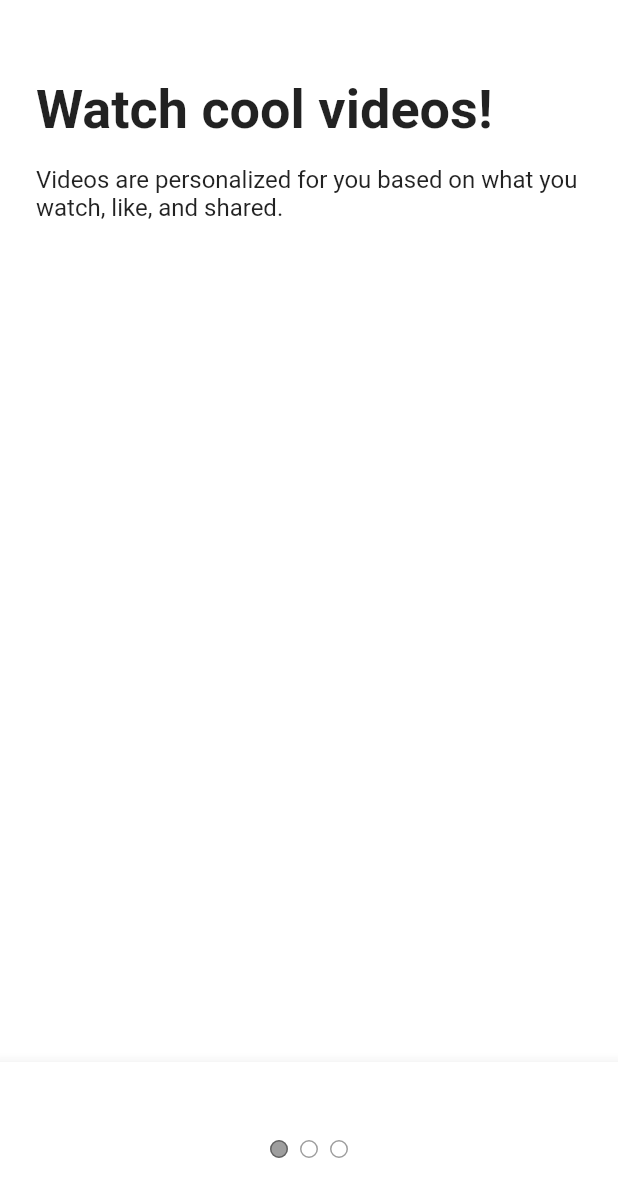
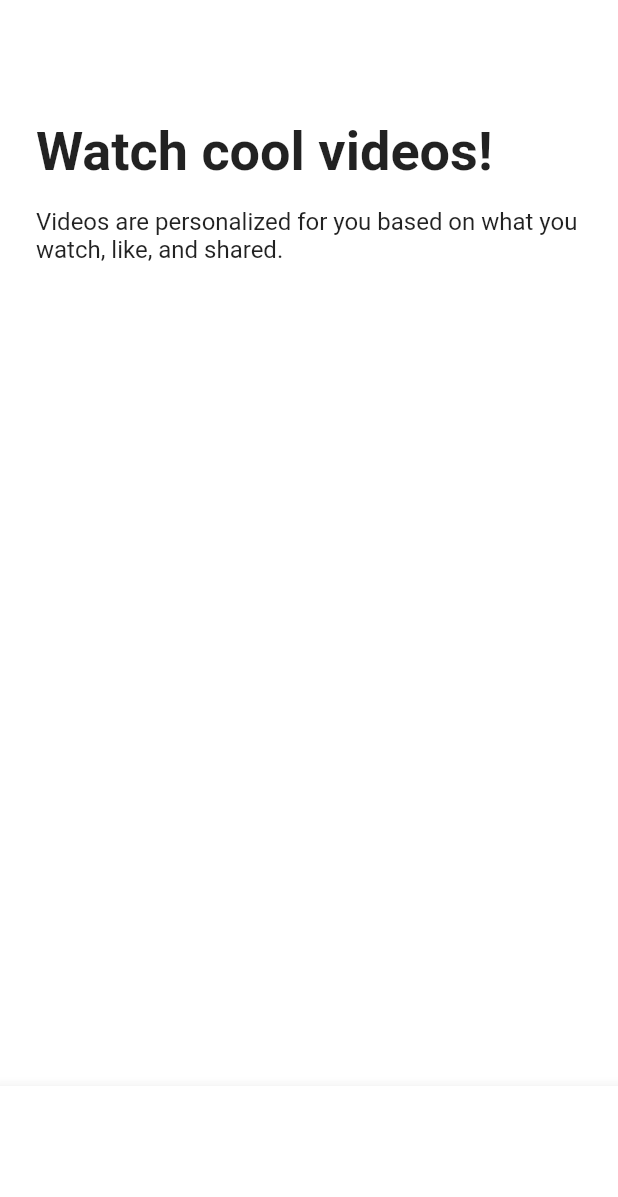
Before and after one commit to irismake/tikNtok, a Flutter app: the TutorialScreen screen opened directly, on a phone screen of 412 x 824 dp. Shown: the top 1197 px of the screen. Run offline on Flutter 3.47's test engine with Material 2 defaults, Android fonts, the phone set to English and light mode, and no system bars; our stand-ins replace font_awesome_flutter.

Commit message:
Refactor : Develop tutorial_screen UI
using AnimatedCrossFade

```diff
--- a/lib/features/onbording/tutorial_screen.dart
+++ b/lib/features/onbording/tutorial_screen.dart
@@ -1,9 +1,14 @@
+import 'package:flutter/cupertino.dart';
 import 'package:flutter/material.dart';
 import 'package:flutter/src/widgets/container.dart';
 import 'package:flutter/src/widgets/framework.dart';
 
 import '../../constants/gaps.dart';
 import '../../constants/sizes.dart';
+
+enum Direction { right, left }
+
+enum Page { first, second }
 
 class TutorialScreen extends StatefulWidget {
   const TutorialScreen({super.key});
@@ -13,22 +18,49 @@
 }
 
 class _TutorialScreenState extends State<TutorialScreen> {
+  Direction _direction = Direction.right;
+  Page _showingPage = Page.first;
+
+  void _onPanUpdate(DragUpdateDetails details) {
+    if (details.delta.dx > 0) {
+      setState(() {
+        _direction = Direction.right;
+      });
+      // to the right
+    } else {
+      setState(() {
+        _direction = Direction.left;
+      });
+      // to the left
+    }
+  }
+
+  void _onPanEnd(DragEndDetails) {
+    if (_direction == Direction.left) {
+      setState(() {
+        _showingPage = Page.second;
+      });
+    } else {
+      setState(() {
+        _showingPage = Page.first;
+      });
+    }
+  }
+
   @override
   Widget build(BuildContext context) {
-    return DefaultTabController(
-      length: 3,
+    return GestureDetector(
+      onPanUpdate: _onPanUpdate,
+      onPanEnd: _onPanEnd,
       child: Scaffold(
-        body: SafeArea(
-          child: TabBarView(
-            children: [
-              Padding(
-                padding: EdgeInsets.symmetric(
-                  horizontal: Sizes.size24,
-                ),
-                child: Column(
+        body: Padding(
+          padding: const EdgeInsets.symmetric(horizontal: Sizes.size24),
+          child: SafeArea(
+            child: AnimatedCrossFade(
+              firstChild: Column(
                 crossAxisAlignment: CrossAxisAlignment.start,
                 children: const [
-                    Gaps.v52,
+                  Gaps.v80,
                   Text(
                     "Watch cool videos!",
                     style: TextStyle(
@@ -45,15 +77,10 @@
                   ),
                 ],
               ),
-              ),
-              Padding(
-                padding: EdgeInsets.symmetric(
-                  horizontal: Sizes.size24,
-                ),
-                child: Column(
+              secondChild: Column(
                 crossAxisAlignment: CrossAxisAlignment.start,
                 children: const [
-                    Gaps.v52,
+                  Gaps.v80,
                   Text(
                     "Follow the rules!",
                     style: TextStyle(
@@ -70,49 +97,28 @@
                   ),
                 ],
               ),
+              crossFadeState: _showingPage == Page.first
+                  ? CrossFadeState.showFirst
+                  : CrossFadeState.showSecond,
+              duration: const Duration(milliseconds: 300),
             ),
-              Padding(
-                padding: EdgeInsets.symmetric(
-                  horizontal: Sizes.size24,
-                ),
-                child: Column(
-                  crossAxisAlignment: CrossAxisAlignment.start,
-                  children: const [
-                    Gaps.v52,
-                    Text(
-                      "Enjoy the ride",
-                      style: TextStyle(
-                        fontSize: Sizes.size36,
-                        fontWeight: FontWeight.bold,
-                      ),
-                    ),
-                    Gaps.v16,
-                    Text(
-                      "Videos are personalized for you based on what you watch, like, and shared.",
-                      style: TextStyle(
-                        fontSize: Sizes.size16,
-                      ),
-                    ),
-                  ],
-                ),
-              ),
-            ],
           ),
         ),
         bottomNavigationBar: BottomAppBar(
-          child: Container(
-              padding: EdgeInsets.symmetric(
-                vertical: Sizes.size48,
+          child: Padding(
+            padding: const EdgeInsets.symmetric(
+              vertical: Sizes.size24,
+              horizontal: Sizes.size24,
             ),
-              child: Row(
-                mainAxisAlignment: MainAxisAlignment.center,
-                children: const [
-                  TabPageSelector(
-                    color: Colors.white,
-                    selectedColor: Colors.black38,
+            child: AnimatedOpacity(
+              duration: Duration(milliseconds: 300),
+              opacity: _showingPage == Page.first ? 0 : 1,
+              child: CupertinoButton(
+                  onPressed: () {},
+                  color: Theme.of(context).primaryColor,
+                  child: const Text('Enter the APP!')),
             ),
-                ],
-              )),
+          ),
         ),
       ),
     );
```
Lines whose indentation alone changed are shown as unchanged.
